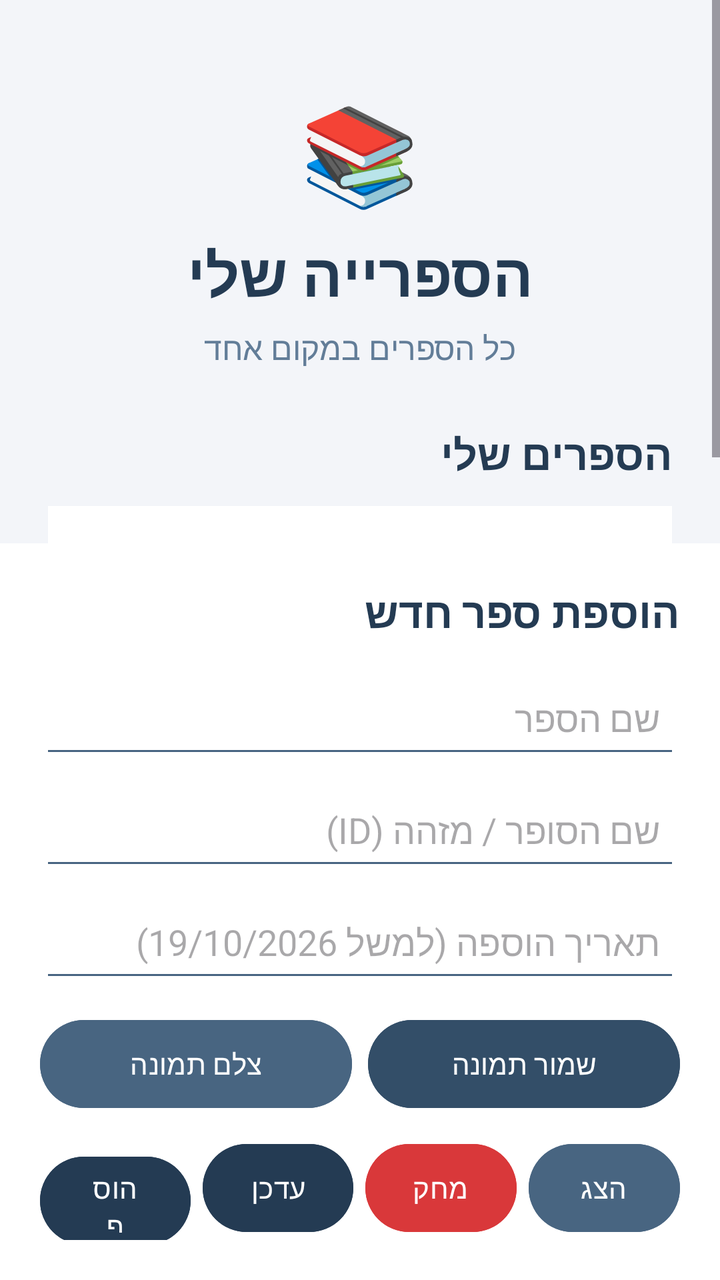
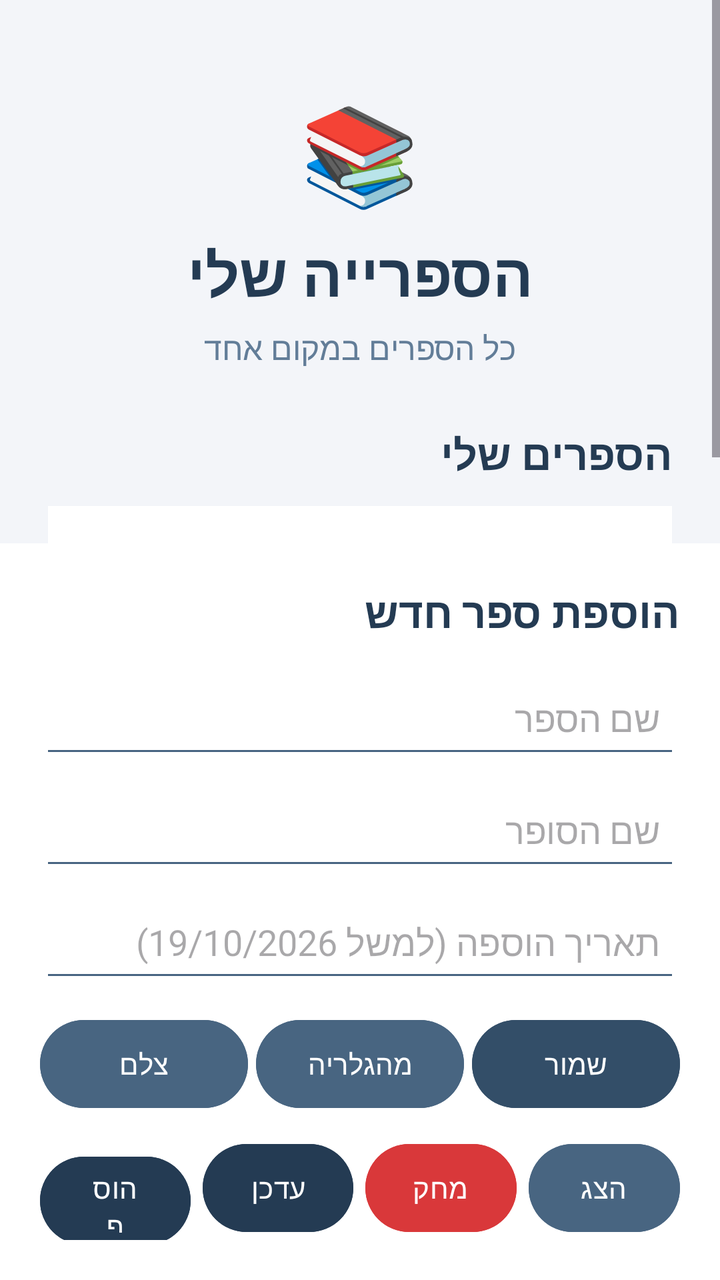

Screens rendered from an Android XML layout before and after an edit, with the pre-edit source and the edit as a unified diff.
<!-- AndroidManifest.xml: application theme Theme.AdamProject20277 -->
<!-- res/layout/activity_main.xml -->
<?xml version="1.0" encoding="utf-8"?>
<androidx.constraintlayout.widget.ConstraintLayout
    xmlns:android="http://schemas.android.com/apk/res/android"
    xmlns:app="http://schemas.android.com/apk/res-auto"
    android:id="@+id/main"
    android:layout_width="match_parent"
    android:layout_height="match_parent"
    android:background="#F3F5F9">

    <ScrollView
        android:layout_width="match_parent"
        android:layout_height="0dp"
        android:fillViewport="true"
        app:layout_constraintTop_toTopOf="parent"
        app:layout_constraintBottom_toTopOf="@id/bottomlayout">

        <LinearLayout
            android:layout_width="match_parent"
            android:layout_height="wrap_content"
            android:orientation="vertical"
            android:padding="24dp"
            android:gravity="center_horizontal">

            <TextView
                android:layout_width="wrap_content"
                android:layout_height="wrap_content"
                android:layout_marginTop="20dp"
                android:text="📚"
                android:textSize="48sp" />

            <TextView
                android:layout_width="wrap_content"
                android:layout_height="wrap_content"
                android:layout_marginTop="8dp"
                android:text="הספרייה שלי"
                android:textColor="#243B53"
                android:textSize="30sp"
                android:textStyle="bold" />

            <TextView
                android:layout_width="wrap_content"
                android:layout_height="wrap_content"
                android:layout_marginTop="6dp"
                android:text="כל הספרים במקום אחד"
                android:textColor="#627D98"
                android:textSize="16sp" />

            <TextView
                android:layout_width="match_parent"
                android:layout_height="wrap_content"
                android:layout_marginTop="28dp"
                android:text="הספרים שלי"
                android:textColor="#243B53"
                android:textSize="21sp"
                android:textStyle="bold"
                android:gravity="right" />

            <TextView
                android:id="@+id/tvcontent"
                android:layout_width="match_parent"
                android:layout_height="wrap_content"
                android:layout_marginTop="12dp"
                android:padding="12dp"
                android:background="#FFFFFF"
                android:textColor="#334E68"
                android:textSize="16sp"
                android:textDirection="rtl"
                android:gravity="right" />

        </LinearLayout>
    </ScrollView>

    <LinearLayout
        android:id="@+id/bottomlayout"
        android:layout_width="match_parent"
        android:layout_height="wrap_content"
        android:orientation="vertical"
        android:padding="20dp"
        android:background="#FFFFFF"
        android:gravity="center"
        app:layout_constraintBottom_toBottomOf="parent">

        <TextView
            android:layout_width="match_parent"
            android:layout_height="wrap_content"
            android:text="הוספת ספר חדש"
            android:textColor="#243B53"
            android:textSize="21sp"
            android:textStyle="bold"
            android:gravity="right"
            android:layout_marginBottom="8dp" />

        <EditText
            android:id="@+id/bookName"
            android:layout_width="match_parent"
            android:layout_height="50dp"
            android:layout_marginTop="6dp"
            android:padding="10dp"
            android:backgroundTint="#486581"
            android:gravity="right|center_vertical"
            android:hint="שם הספר"
            android:inputType="text"
            android:singleLine="true" />

        <EditText
            android:id="@+id/author"
            android:layout_width="match_parent"
            android:layout_height="50dp"
            android:layout_marginTop="6dp"
            android:padding="10dp"
            android:backgroundTint="#486581"
            android:gravity="right|center_vertical"
            android:hint="שם הסופר / מזהה (ID)"
            android:inputType="text"
            android:singleLine="true" />

        <EditText
            android:id="@+id/dateAdded"
            android:layout_width="match_parent"
            android:layout_height="50dp"
            android:layout_marginTop="6dp"
            android:padding="10dp"
            android:backgroundTint="#486581"
            android:gravity="right|center_vertical"
            android:hint="תאריך הוספה (למשל 19/10/2026)"
            android:inputType="text"
            android:singleLine="true" />

        
        <ImageView
            android:id="@+id/imgPreview"
            android:layout_width="match_parent"
            android:layout_height="120dp"
            android:layout_marginTop="10dp"
            android:scaleType="centerInside"
            android:contentDescription="תצוגת תמונה"
            android:visibility="gone" />

        
        <LinearLayout
            android:layout_width="match_parent"
            android:layout_height="wrap_content"
            android:layout_marginTop="10dp"
            android:orientation="horizontal">

            <Button
                android:id="@+id/btnTakePhoto"
                android:layout_width="0dp"
                android:layout_height="52dp"
                android:layout_weight="1"
                android:layout_marginEnd="4dp"
                android:text="צלם תמונה"
                android:textColor="#FFFFFF"
                android:backgroundTint="#486581" />

            <Button
                android:id="@+id/btnSavePhoto"
                android:layout_width="0dp"
                android:layout_height="52dp"
                android:layout_weight="1"
                android:layout_marginStart="4dp"
                android:text="שמור תמונה"
                android:textColor="#FFFFFF"
                android:backgroundTint="#334E68" />

        </LinearLayout>

        
        <LinearLayout
            android:layout_width="match_parent"
            android:layout_height="wrap_content"
            android:layout_marginTop="10dp"
            android:orientation="horizontal">

            <Button
                android:id="@+id/btnInsert"
                android:layout_width="0dp"
                android:layout_height="52dp"
                android:layout_weight="1"
                android:layout_marginEnd="3dp"
                android:text="הוסף"
                android:textColor="#FFFFFF"
                android:backgroundTint="#243B53" />

            <Button
                android:id="@+id/btnUpdate"
                android:layout_width="0dp"
                android:layout_height="52dp"
                android:layout_weight="1"
                android:layout_marginStart="3dp"
                android:layout_marginEnd="3dp"
                android:text="עדכן"
                android:textColor="#FFFFFF"
                android:backgroundTint="#243B53" />

            <Button
                android:id="@+id/btnDelete"
                android:layout_width="0dp"
                android:layout_height="52dp"
                android:layout_weight="1"
                android:layout_marginStart="3dp"
                android:layout_marginEnd="3dp"
                android:text="מחק"
                android:textColor="#FFFFFF"
                android:backgroundTint="#D9383A" />

            <Button
                android:id="@+id/btnSelect"
                android:layout_width="0dp"
                android:layout_height="52dp"
                android:layout_weight="1"
                android:layout_marginStart="3dp"
                android:text="הצג"
                android:textColor="#FFFFFF"
                android:backgroundTint="#486581" />

        </LinearLayout>

    </LinearLayout>

</androidx.constraintlayout.widget.ConstraintLayout>
<!-- resources referenced by this layout -->
<resources>
  <style name="Theme.AdamProject20277" parent="Base.Theme.AdamProject20277" />
  <style name="Base.Theme.AdamProject20277" parent="Theme.Material3.DayNight.NoActionBar">
          
          
      </style>
</resources>

<!-- the commit's change to res/layout/activity_main.xml (unified diff, before → after) -->
@@ -110,7 +110,7 @@
             android:padding="10dp"
             android:backgroundTint="#486581"
             android:gravity="right|center_vertical"
-            android:hint="שם הסופר / מזהה (ID)"
+            android:hint="שם הסופר"
             android:inputType="text"
             android:singleLine="true" />
 
@@ -148,18 +148,29 @@
                 android:layout_width="0dp"
                 android:layout_height="52dp"
                 android:layout_weight="1"
-                android:layout_marginEnd="4dp"
-                android:text="צלם תמונה"
+                android:layout_marginEnd="2dp"
+                android:text="צלם"
                 android:textColor="#FFFFFF"
                 android:backgroundTint="#486581" />
 
             <Button
+                android:id="@+id/btnSelectGallery"
+                android:layout_width="0dp"
+                android:layout_height="52dp"
+                android:layout_weight="1"
+                android:layout_marginStart="2dp"
+                android:layout_marginEnd="2dp"
+                android:text="מהגלריה"
+                android:textColor="#FFFFFF"
+                android:backgroundTint="#486581" />
+
+            <Button
                 android:id="@+id/btnSavePhoto"
                 android:layout_width="0dp"
                 android:layout_height="52dp"
                 android:layout_weight="1"
-                android:layout_marginStart="4dp"
-                android:text="שמור תמונה"
+                android:layout_marginStart="2dp"
+                android:text="שמור"
                 android:textColor="#FFFFFF"
                 android:backgroundTint="#334E68" />
 
